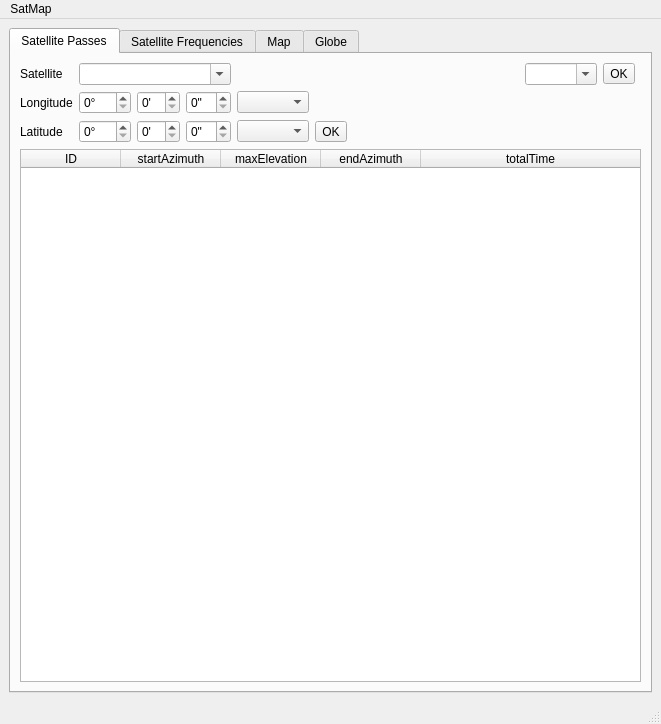
andreidicu03/satMapGit, file mainwindow.ui: the form before one commit.
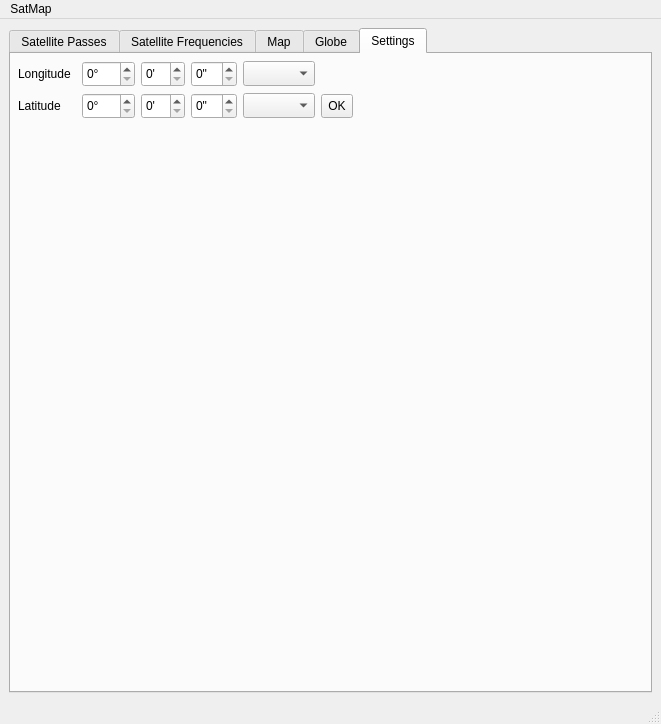
The form after the commit. The open tabs and pages were chosen to show the change. Custom widgets are drawn as their Qt base class.

Commit message: Finished LLH, Started work on Settings

Diff of the .ui file:
```diff
--- a/mainwindow.ui
+++ b/mainwindow.ui
@@ -46,37 +46,118 @@
         <string>Satellite Passes</string>
        </attribute>
        <layout class="QGridLayout" name="gridLayout_2">
-        <item row="3" column="1">
-         <widget class="QSpinBox" name="latHour">
-          <property name="specialValueText">
-           <string/>
+        <item row="1" column="0" alignment="Qt::AlignLeft">
+         <widget class="QLabel" name="label">
+          <property name="text">
+           <string>Satellite</string>
           </property>
-          <property name="suffix">
-           <string>°</string>
+         </widget>
+        </item>
+        <item row="1" column="6" colspan="2" alignment="Qt::AlignRight">
+         <widget class="QComboBox" name="tleSelect">
+          <property name="sizePolicy">
+           <sizepolicy hsizetype="Preferred" vsizetype="Fixed">
+            <horstretch>0</horstretch>
+            <verstretch>0</verstretch>
+           </sizepolicy>
           </property>
-          <property name="maximum">
-           <number>90</number>
+          <property name="layoutDirection">
+           <enum>Qt::LeftToRight</enum>
           </property>
+          <property name="editable">
+           <bool>true</bool>
+          </property>
          </widget>
         </item>
-        <item row="3" column="0">
-         <widget class="QLabel" name="label_3">
+        <item row="2" column="0">
+         <widget class="QLabel" name="label_2">
           <property name="text">
-           <string>Latitude</string>
+           <string>Coordinates</string>
           </property>
          </widget>
         </item>
-        <item row="2" column="2">
-         <widget class="QSpinBox" name="longMinute">
-          <property name="specialValueText">
-           <string/>
+        <item row="2" column="5" colspan="3">
+         <spacer name="horizontalSpacer_3">
+          <property name="orientation">
+           <enum>Qt::Horizontal</enum>
           </property>
-          <property name="suffix">
-           <string>'</string>
+          <property name="sizeHint" stdset="0">
+           <size>
+            <width>40</width>
+            <height>20</height>
+           </size>
           </property>
+         </spacer>
+        </item>
+        <item row="4" column="0">
+         <widget class="QLabel" name="label_8">
+          <property name="text">
+           <string>AzEl</string>
+          </property>
          </widget>
         </item>
-        <item row="5" column="0" colspan="10">
+        <item row="4" column="1" colspan="3">
+         <widget class="QLabel" name="azElLabel">
+          <property name="text">
+           <string> </string>
+          </property>
+         </widget>
+        </item>
+        <item row="1" column="5">
+         <spacer name="horizontalSpacer_4">
+          <property name="orientation">
+           <enum>Qt::Horizontal</enum>
+          </property>
+          <property name="sizeHint" stdset="0">
+           <size>
+            <width>40</width>
+            <height>20</height>
+           </size>
+          </property>
+         </spacer>
+        </item>
+        <item row="1" column="3">
+         <widget class="QToolButton" name="OK">
+          <property name="text">
+           <string>OK</string>
+          </property>
+         </widget>
+        </item>
+        <item row="4" column="5">
+         <spacer name="horizontalSpacer">
+          <property name="orientation">
+           <enum>Qt::Horizontal</enum>
+          </property>
+          <property name="sizeHint" stdset="0">
+           <size>
+            <width>40</width>
+            <height>20</height>
+           </size>
+          </property>
+         </spacer>
+        </item>
+        <item row="1" column="1" colspan="2">
+         <widget class="QComboBox" name="satBox">
+          <property name="editable">
+           <bool>true</bool>
+          </property>
+         </widget>
+        </item>
+        <item row="2" column="1" colspan="3">
+         <widget class="QLabel" name="coordLabel">
+          <property name="text">
+           <string> </string>
+          </property>
+         </widget>
+        </item>
+        <item row="1" column="8">
+         <widget class="QToolButton" name="tleOK">
+          <property name="text">
+           <string>OK</string>
+          </property>
+         </widget>
+        </item>
+        <item row="6" column="0" colspan="10">
          <widget class="QTableWidget" name="satPassesTable">
           <property name="sizePolicy">
            <sizepolicy hsizetype="Expanding" vsizetype="Expanding">
@@ -129,171 +210,6 @@
           </column>
          </widget>
         </item>
-        <item row="1" column="6" colspan="2" alignment="Qt::AlignRight">
-         <widget class="QComboBox" name="tleSelect">
-          <property name="sizePolicy">
-           <sizepolicy hsizetype="Preferred" vsizetype="Fixed">
-            <horstretch>0</horstretch>
-            <verstretch>0</verstretch>
-           </sizepolicy>
-          </property>
-          <property name="layoutDirection">
-           <enum>Qt::LeftToRight</enum>
-          </property>
-          <property name="editable">
-           <bool>true</bool>
-          </property>
-         </widget>
-        </item>
-        <item row="3" column="2">
-         <widget class="QSpinBox" name="latMinute">
-          <property name="specialValueText">
-           <string/>
-          </property>
-          <property name="suffix">
-           <string>'</string>
-          </property>
-         </widget>
-        </item>
-        <item row="2" column="3">
-         <widget class="QSpinBox" name="longSecond">
-          <property name="specialValueText">
-           <string/>
-          </property>
-          <property name="suffix">
-           <string>&quot;</string>
-          </property>
-         </widget>
-        </item>
-        <item row="2" column="4">
-         <widget class="QComboBox" name="longChoose">
-          <property name="sizePolicy">
-           <sizepolicy hsizetype="Minimum" vsizetype="Fixed">
-            <horstretch>0</horstretch>
-            <verstretch>0</verstretch>
-           </sizepolicy>
-          </property>
-          <property name="minimumSize">
-           <size>
-            <width>0</width>
-            <height>0</height>
-           </size>
-          </property>
-         </widget>
-        </item>
-        <item row="2" column="0">
-         <widget class="QLabel" name="label_2">
-          <property name="text">
-           <string>Longitude</string>
-          </property>
-         </widget>
-        </item>
-        <item row="3" column="3">
-         <widget class="QSpinBox" name="latSecond">
-          <property name="specialValueText">
-           <string/>
-          </property>
-          <property name="suffix">
-           <string>&quot;</string>
-          </property>
-         </widget>
-        </item>
-        <item row="3" column="4">
-         <widget class="QComboBox" name="latChoose">
-          <property name="sizePolicy">
-           <sizepolicy hsizetype="Minimum" vsizetype="Fixed">
-            <horstretch>0</horstretch>
-            <verstretch>0</verstretch>
-           </sizepolicy>
-          </property>
-          <property name="minimumSize">
-           <size>
-            <width>0</width>
-            <height>0</height>
-           </size>
-          </property>
-         </widget>
-        </item>
-        <item row="2" column="1">
-         <widget class="QSpinBox" name="longHour">
-          <property name="specialValueText">
-           <string/>
-          </property>
-          <property name="suffix">
-           <string>°</string>
-          </property>
-          <property name="maximum">
-           <number>180</number>
-          </property>
-         </widget>
-        </item>
-        <item row="1" column="0" alignment="Qt::AlignLeft">
-         <widget class="QLabel" name="label">
-          <property name="text">
-           <string>Satellite</string>
-          </property>
-         </widget>
-        </item>
-        <item row="3" column="5">
-         <widget class="QToolButton" name="OK">
-          <property name="text">
-           <string>OK</string>
-          </property>
-         </widget>
-        </item>
-        <item row="1" column="1" colspan="3">
-         <widget class="QComboBox" name="satBox">
-          <property name="editable">
-           <bool>true</bool>
-          </property>
-         </widget>
-        </item>
-        <item row="1" column="8">
-         <widget class="QToolButton" name="tleOK">
-          <property name="text">
-           <string>OK</string>
-          </property>
-         </widget>
-        </item>
-        <item row="1" column="4" colspan="2">
-         <spacer name="horizontalSpacer_4">
-          <property name="orientation">
-           <enum>Qt::Horizontal</enum>
-          </property>
-          <property name="sizeHint" stdset="0">
-           <size>
-            <width>40</width>
-            <height>20</height>
-           </size>
-          </property>
-         </spacer>
-        </item>
-        <item row="2" column="5" colspan="3">
-         <spacer name="horizontalSpacer_3">
-          <property name="orientation">
-           <enum>Qt::Horizontal</enum>
-          </property>
-          <property name="sizeHint" stdset="0">
-           <size>
-            <width>40</width>
-            <height>20</height>
-           </size>
-          </property>
-         </spacer>
-        </item>
-        <item row="3" column="7">
-         <spacer name="horizontalSpacer">
-          <property name="orientation">
-           <enum>Qt::Horizontal</enum>
-          </property>
-          <property name="sizeHint" stdset="0">
-           <size>
-            <width>40</width>
-            <height>20</height>
-           </size>
-          </property>
-         </spacer>
-        </item>
        </layout>
       </widget>
       <widget class="QWidget" name="satFreq">
@@ -380,20 +296,210 @@
        </attribute>
        <layout class="QGridLayout" name="gridLayout_5">
         <item row="0" column="0">
-         <widget class="Marble::MarbleWidget" name="MarbleWidget">
+         <widget class="Marble::MarbleWidget" name="MarbleWidget" native="true">
           <property name="toolTip">
            <string>The Earth</string>
           </property>
           <property name="whatsThis">
            <string>The Marble widget displays a virtual globe.</string>
           </property>
-          <property name="mapThemeId">
+          <property name="mapThemeId" stdset="0">
            <string>earth/openstreetmap/openstreetmap.dgml</string>
           </property>
          </widget>
         </item>
        </layout>
       </widget>
+      <widget class="QWidget" name="settings">
+       <attribute name="title">
+        <string>Settings</string>
+       </attribute>
+       <widget class="QSpinBox" name="latMinute">
+        <property name="geometry">
+         <rect>
+          <x>130</x>
+          <y>39</y>
+          <width>44</width>
+          <height>26</height>
+         </rect>
+        </property>
+        <property name="specialValueText">
+         <string/>
+        </property>
+        <property name="suffix">
+         <string>'</string>
+        </property>
+       </widget>
+       <widget class="QToolButton" name="OK_2">
+        <property name="geometry">
+         <rect>
+          <x>310</x>
+          <y>40</y>
+          <width>32</width>
+          <height>24</height>
+         </rect>
+        </property>
+        <property name="text">
+         <string>OK</string>
+        </property>
+       </widget>
+       <widget class="QLabel" name="label_4">
+        <property name="geometry">
+         <rect>
+          <x>7</x>
+          <y>7</y>
+          <width>58</width>
+          <height>26</height>
+         </rect>
+        </property>
+        <property name="text">
+         <string>Longitude</string>
+        </property>
+       </widget>
+       <widget class="QLabel" name="label_5">
+        <property name="geometry">
+         <rect>
+          <x>7</x>
+          <y>39</y>
+          <width>58</width>
+          <height>26</height>
+         </rect>
+        </property>
+        <property name="text">
+         <string>Latitude</string>
+        </property>
+       </widget>
+       <widget class="QComboBox" name="longChoose">
+        <property name="geometry">
+         <rect>
+          <x>232</x>
+          <y>7</y>
+          <width>72</width>
+          <height>25</height>
+         </rect>
+        </property>
+        <property name="sizePolicy">
+         <sizepolicy hsizetype="Minimum" vsizetype="Fixed">
+          <horstretch>0</horstretch>
+          <verstretch>0</verstretch>
+         </sizepolicy>
+        </property>
+        <property name="minimumSize">
+         <size>
+          <width>0</width>
+          <height>0</height>
+         </size>
+        </property>
+       </widget>
+       <widget class="QSpinBox" name="latHour">
+        <property name="geometry">
+         <rect>
+          <x>71</x>
+          <y>39</y>
+          <width>53</width>
+          <height>26</height>
+         </rect>
+        </property>
+        <property name="specialValueText">
+         <string/>
+        </property>
+        <property name="suffix">
+         <string>°</string>
+        </property>
+        <property name="maximum">
+         <number>90</number>
+        </property>
+       </widget>
+       <widget class="QComboBox" name="latChoose">
+        <property name="geometry">
+         <rect>
+          <x>232</x>
+          <y>39</y>
+          <width>72</width>
+          <height>25</height>
+         </rect>
+        </property>
+        <property name="sizePolicy">
+         <sizepolicy hsizetype="Minimum" vsizetype="Fixed">
+          <horstretch>0</horstretch>
+          <verstretch>0</verstretch>
+         </sizepolicy>
+        </property>
+        <property name="minimumSize">
+         <size>
+          <width>0</width>
+          <height>0</height>
+         </size>
+        </property>
+       </widget>
+       <widget class="QSpinBox" name="longHour">
+        <property name="geometry">
+         <rect>
+          <x>71</x>
+          <y>7</y>
+          <width>53</width>
+          <height>26</height>
+         </rect>
+        </property>
+        <property name="specialValueText">
+         <string/>
+        </property>
+        <property name="suffix">
+         <string>°</string>
+        </property>
+        <property name="maximum">
+         <number>180</number>
+        </property>
+       </widget>
+       <widget class="QSpinBox" name="latSecond">
+        <property name="geometry">
+         <rect>
+          <x>180</x>
+          <y>39</y>
+          <width>46</width>
+          <height>26</height>
+         </rect>
+        </property>
+        <property name="specialValueText">
+         <string/>
+        </property>
+        <property name="suffix">
+         <string>&quot;</string>
+        </property>
+       </widget>
+       <widget class="QSpinBox" name="longSecond">
+        <property name="geometry">
+         <rect>
+          <x>180</x>
+          <y>7</y>
+          <width>46</width>
+          <height>26</height>
+         </rect>
+        </property>
+        <property name="specialValueText">
+         <string/>
+        </property>
+        <property name="suffix">
+         <string>&quot;</string>
+        </property>
+       </widget>
+       <widget class="QSpinBox" name="longMinute">
+        <property name="geometry">
+         <rect>
+          <x>130</x>
+          <y>7</y>
+          <width>44</width>
+          <height>26</height>
+         </rect>
+        </property>
+        <property name="specialValueText">
+         <string/>
+        </property>
+        <property name="suffix">
+         <string>'</string>
+        </property>
+       </widget>
+      </widget>
      </widget>
     </item>
    </layout>
@@ -404,7 +510,7 @@
      <x>0</x>
      <y>0</y>
      <width>661</width>
-     <height>23</height>
+     <height>22</height>
     </rect>
    </property>
    <widget class="QMenu" name="menuSatMap">
```
The commit also changes 3 other files.
